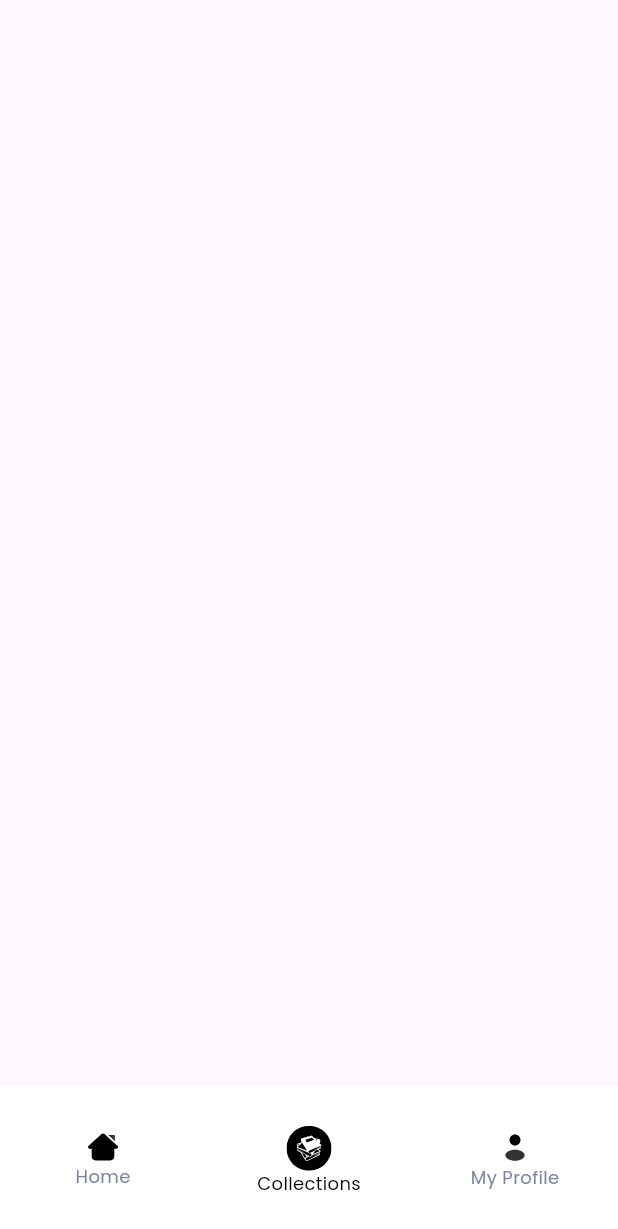
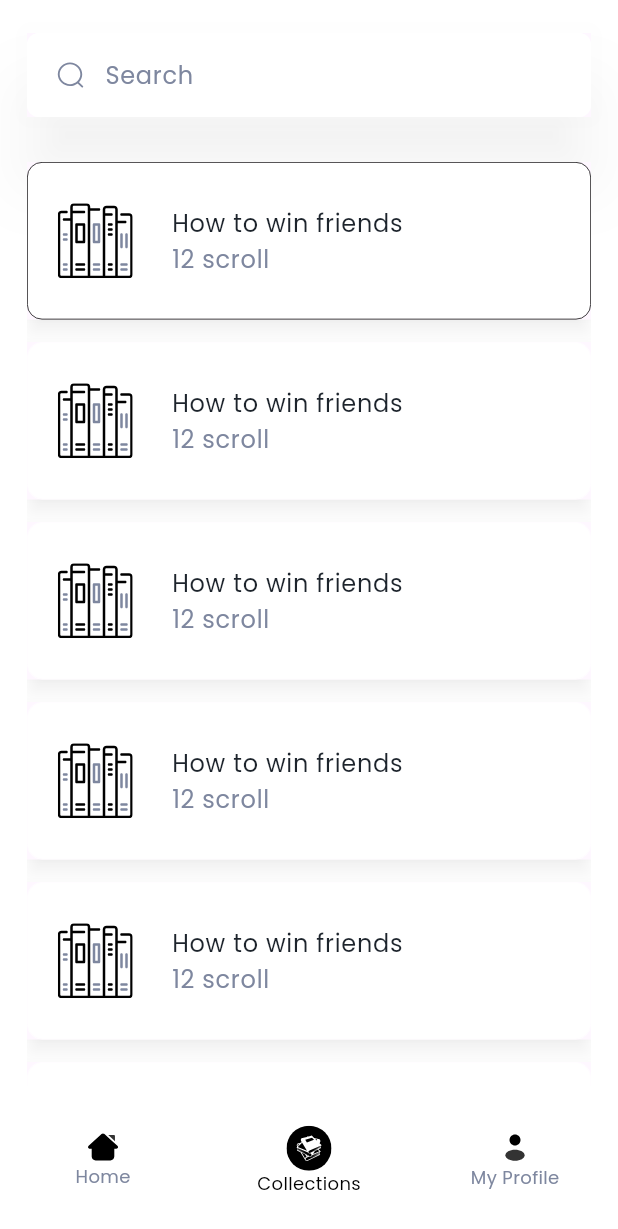
Before and after one commit to Parth-Code-Flutter/conqr_new, a Flutter app: the BottomNavScreen screen opened by its route, item 2 of the bottom bar chosen, on a phone screen of 412 x 824 dp. Shown: the top 1229 px of the screen. Run offline on Flutter 3.47's test engine with Material 3 defaults, Android fonts, the phone set to English and light mode, and no system bars; our stand-ins replace flutter_localization, flutter_svg, get, introduction_screen.

Commit message:
- working on collections_base_screen.dart

```diff
--- a/lib/constants/color_constants.dart
+++ b/lib/constants/color_constants.dart
@@ -6,3 +6,4 @@ const kColorWhite = Color(0xFFFFFFFF);
 const kColorBlack = Color(0xFF000000);
 const kColorGrey = Color(0xFF7E879F);
 const kColorDivider = Color(0xFFEAEAEA);
+const kColorNavyBlue = Color(0xFF1D242C);
--- a/lib/constants/image_constants.dart
+++ b/lib/constants/image_constants.dart
@@ -12,3 +12,6 @@ const String kProfileIcon = '$_iconPath/profile_icon.svg';
 const String kProfileWithBGIcon = '$_iconPath/profile_with_bg_icon.svg';
 const String kProfileWithGreyBGIcon = '$_iconPath/profile_with_grey_bg_icon.svg';
 const String kForwardArrowIcon = '$_iconPath/forward_arrow_icon.svg';
+const String kSearchIcon = '$_iconPath/search_icon.svg';
+
+const String kHowToWinFriendIcon = '$_iconPath/how_to_win_friend_icon.svg';
--- a/lib/constants/localization.dart
+++ b/lib/constants/localization.dart
@@ -8,6 +8,7 @@ mixin AppLocal {
   static const String kTermsConditions = 'kTermsConditions';
   static const String kHelloReader = 'kHelloReader';
   static const String kWelcomeToConqrApp = 'kWelcomeToConqrApp';
+  static const String kSearch  = 'kSearch';
 
   static const String kWelcomeToConqrAppText = 'kWelcomeToConqrAppText';
 
@@ -19,6 +20,7 @@ mixin AppLocal {
     kTermsConditions: 'Terms & Conditions',
     kHelloReader: 'Hello Reader',
     kWelcomeToConqrApp: 'Welcome to Conqr App',
+    kSearch : 'Search',
 
     kWelcomeToConqrAppText: 'Never have a day without learning, growing and becoming bit better.',
   };
--- a/lib/screens/dashobard/collections/base/controller/collections_base_controller.dart
+++ b/lib/screens/dashobard/collections/base/controller/collections_base_controller.dart
@@ -1,3 +1,6 @@
+import 'package:flutter/material.dart';
 import 'package:get/get.dart';
 
-class CollectionsBaseController extends GetxController {}
+class CollectionsBaseController extends GetxController {
+  TextEditingController searchCollectionController = TextEditingController();
+}
--- a/lib/screens/dashobard/collections/base/view/collections_base_screen.dart
+++ b/lib/screens/dashobard/collections/base/view/collections_base_screen.dart
@@ -1,5 +1,12 @@
+import 'package:conqr_new/constants/color_constants.dart';
+import 'package:conqr_new/constants/image_constants.dart';
+import 'package:conqr_new/constants/localization.dart';
 import 'package:conqr_new/screens/dashobard/collections/base/controller/collections_base_controller.dart';
+import 'package:conqr_new/utils/text_styles.dart';
+import 'package:conqr_new/widgets/common_text_field.dart';
 import 'package:flutter/material.dart';
+import 'package:flutter_localization/flutter_localization.dart';
+import 'package:flutter_svg/flutter_svg.dart';
 import 'package:get/get.dart';
 
 class CollectionsBaseScreen extends GetView<CollectionsBaseController> {
@@ -7,6 +14,87 @@ class CollectionsBaseScreen extends GetView<CollectionsBaseController> {
 
   @override
   Widget build(BuildContext context) {
-    return Scaffold();
+    return SafeArea(
+      child: Scaffold(
+        backgroundColor: kColorWhite,
+        body: Padding(
+          padding: const EdgeInsets.symmetric(horizontal: 18),
+          child: Column(
+            children: [
+              searchTextField(context),
+              collectionsListView(context),
+            ],
+          ),
+        ),
+      ),
+    );
+  }
+
+  searchTextField(BuildContext context) {
+    return Padding(
+      padding: const EdgeInsets.only(top: 22),
+      child: Material(
+        elevation: 20.0,
+        shadowColor: kColorBlack.withOpacity(.25),
+        child: commonTextField(
+          textFieldBorderColor: kColorWhite,
+          controller: controller.searchCollectionController,
+          hintText: AppLocal.kSearch.getString(context),
+          hintTextStyle: TextStyles.kPrimaryRegularPoppins(fontSize: TextStyles.k16FontSize, colors: kColorGrey),
+          preFixIcon: Padding(
+            padding: const EdgeInsets.only(left: 18, top: 16, bottom: 16, right: 8),
+            child: SvgPicture.asset(kSearchIcon),
+          ),
+        ),
+      ),
+    );
+  }
+
+  collectionsListView(BuildContext context) {
+    return Expanded(
+      child: Padding(
+        padding: const EdgeInsets.only(top: 30),
+        child: ListView.builder(
+          itemCount: 10,
+          shrinkWrap: true,
+          padding: EdgeInsets.zero,
+          itemBuilder: (context, index) {
+            return Padding(
+              padding: const EdgeInsets.only(bottom: 15),
+              child: Material(
+                elevation: 5.0,
+                shadowColor: kColorBlack.withOpacity(.25),
+                child: Container(
+                  // margin: const EdgeInsets.only(bottom: 15),
+                  decoration: BoxDecoration(border: Border.all(color: index == 0 ? kColorBlack : kColorWhite, width: .5), borderRadius: BorderRadius.circular(10)),
+                  child: ListTile(
+                    tileColor: kColorWhite,
+                    shape: RoundedRectangleBorder(borderRadius: BorderRadius.circular(10)),
+                    contentPadding: EdgeInsets.all(20),
+                    leading: SvgPicture.asset(kHowToWinFriendIcon),
+                    title: Padding(
+                      padding: const EdgeInsets.only(left: 10),
+                      child: Column(
+                        crossAxisAlignment: CrossAxisAlignment.start,
+                        children: [
+                          Text(
+                            'How to win friends',
+                            style: TextStyles.kPrimaryRegularPoppins(fontWeight: FontWeight.w500, colors: kColorNavyBlue, fontSize: TextStyles.k16FontSize),
+                          ),
+                          Text(
+                            '12 scroll',
+                            style: TextStyles.kPrimaryRegularPoppins(fontWeight: FontWeight.w500, colors: kColorGrey, fontSize: TextStyles.k16FontSize),
+                          ),
+                        ],
+                      ),
+                    ),
+                  ),
+                ),
+              ),
+            );
+          },
+        ),
+      ),
+    );
   }
 }
--- /dev/null
+++ b/lib/widgets/common_text_field.dart
@@ -0,0 +1,68 @@
+import 'package:conqr_new/constants/color_constants.dart';
+import 'package:conqr_new/utils/text_styles.dart';
+import 'package:flutter/material.dart';
+
+
+Widget commonTextField({
+  required TextEditingController controller,
+  String? hintText,
+  String? labelText,
+  Widget? preFixIcon,
+  Widget? suffixIcon,
+  FocusNode? focusNode,
+  TextInputType keyboardType = TextInputType.text,
+  int maxLength = 50,
+  double elevation = 0.0,
+  int maxLines = 1,
+  bool enabled = true,
+  bool obscure = false,
+  bool isShowElevation = true,
+  bool readOnly = false,
+  TextInputAction textInputAction = TextInputAction.none,
+  Color filledColor = kColorWhite,
+  Color textFieldBorderColor = kColorGrey,
+  Function? validator,
+  Function? onChanged,
+  TextStyle? hintTextStyle,
+  TextStyle? labelTextStyle,
+}) {
+  return TextFormField(
+    controller: controller,
+    keyboardType: keyboardType,
+    onChanged: (v) => onChanged != null ? onChanged(v) : print(''),
+    textInputAction: textInputAction,
+    maxLength: maxLength,
+    maxLines: maxLines,
+    enabled: enabled,
+    obscureText: obscure,
+    readOnly: readOnly,
+    //autofocus: true,
+    focusNode: focusNode,
+    validator: (v) => validator!(v),
+    cursorColor: kColorPrimary,
+    decoration: InputDecoration(
+      fillColor: filledColor,
+      filled: true,
+      hintText: hintText ?? "",
+      hintStyle: hintTextStyle??TextStyles.kPrimaryBoldPoppins(),
+      // labelText: labelText ?? "",
+      // labelStyle: labelTextStyle ?? TextStyles.kPrimaryBoldPoppins(),
+      prefixIcon: preFixIcon,
+      suffixIcon: suffixIcon,
+      counterText: '',
+      border: OutlineInputBorder(
+        borderRadius: BorderRadius.circular(8),
+        borderSide: BorderSide(color: textFieldBorderColor, width: 1),
+      ),
+      focusedBorder: OutlineInputBorder(borderRadius: BorderRadius.circular(8), borderSide: BorderSide(color: textFieldBorderColor, width: 1)),
+      disabledBorder: OutlineInputBorder(
+        borderRadius: BorderRadius.circular(8),
+        borderSide: BorderSide(color: textFieldBorderColor, width: 1),
+      ),
+      enabledBorder: OutlineInputBorder(
+        borderRadius: BorderRadius.circular(8),
+        borderSide: BorderSide(color: textFieldBorderColor, width: 1),
+      ),
+    ),
+  );
+}
```
Also changed, not shown: lib/assets/icons/how_to_win_friend_icon.svg (added), lib/assets/icons/search_icon.svg (added).
